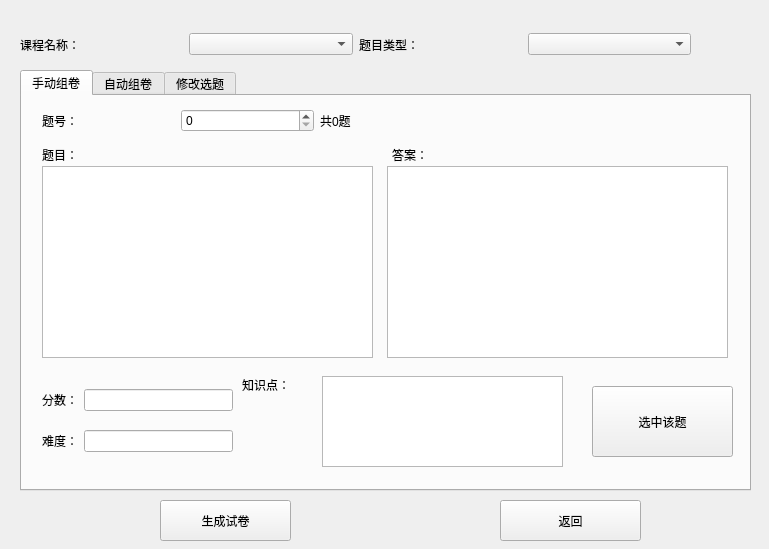
Qt form newtestform.ui (andyhuzhill/PaperGenerator) before a commit.
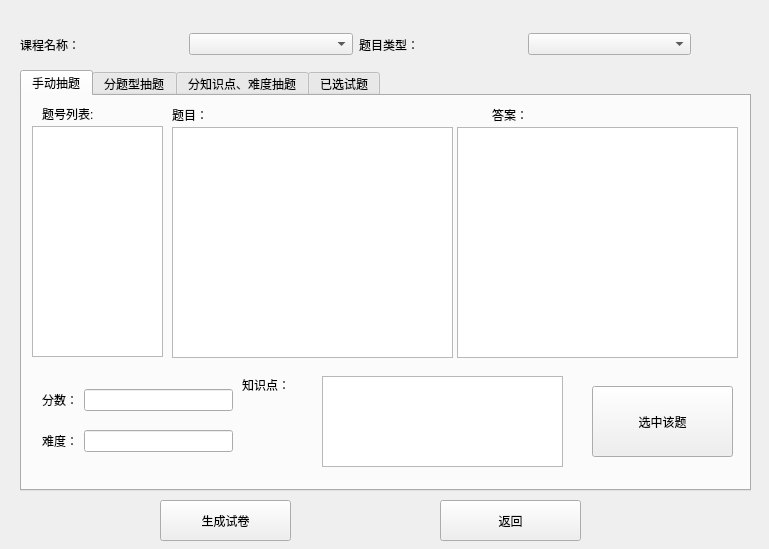
The same form after that commit. The open tabs and pages were chosen to show the change.

Commit message: 修改：      defs.h 	修改：      docreadwriter.cpp 	修改：      docreadwriter.h 	修改：      logindialog.ui 	修改：      main.cpp 	修改：      mainwindow.cpp 	修改：      mainwindow.h 	修改：      mainwindow.ui 	修改：      manageuserform.cpp 	修改：      newsubjectform.cpp 	修改：      newsubjectform.h 	修改：      newsubjectform.ui 	修改：      newtestform.cpp 	修改：      newtestform.h 	修改：      newtestform.ui 	修改：      papergen.pro.user.6972ffd.2.5pre1 	修改：      question.cpp 	修改：      question.h

```diff
--- a/newtestform.ui
+++ b/newtestform.ui
@@ -16,7 +16,7 @@
   <widget class="QPushButton" name="exitButton">
    <property name="geometry">
     <rect>
-     <x>500</x>
+     <x>440</x>
      <y>500</y>
      <width>141</width>
      <height>41</height>
@@ -78,25 +78,25 @@
    </property>
    <widget class="QWidget" name="tab">
     <attribute name="title">
-     <string>手动组卷</string>
+     <string>手动抽题</string>
     </attribute>
     <widget class="QTextBrowser" name="questionTextBrowser">
      <property name="geometry">
       <rect>
-       <x>20</x>
-       <y>70</y>
-       <width>331</width>
-       <height>192</height>
+       <x>150</x>
+       <y>31</y>
+       <width>281</width>
+       <height>231</height>
       </rect>
      </property>
     </widget>
     <widget class="QTextBrowser" name="answerTextBrowser">
      <property name="geometry">
       <rect>
-       <x>365</x>
-       <y>70</y>
-       <width>341</width>
-       <height>192</height>
+       <x>435</x>
+       <y>31</y>
+       <width>281</width>
+       <height>231</height>
       </rect>
      </property>
     </widget>
@@ -116,8 +116,8 @@
     <widget class="QLabel" name="label_2">
      <property name="geometry">
       <rect>
-       <x>20</x>
-       <y>50</y>
+       <x>150</x>
+       <y>10</y>
        <width>71</width>
        <height>17</height>
       </rect>
@@ -129,8 +129,8 @@
     <widget class="QLabel" name="label_3">
      <property name="geometry">
       <rect>
-       <x>370</x>
-       <y>50</y>
+       <x>470</x>
+       <y>10</y>
        <width>71</width>
        <height>17</height>
       </rect>
@@ -139,35 +139,6 @@
       <string>答案：</string>
      </property>
     </widget>
-    <widget class="QWidget" name="layoutWidget">
-     <property name="geometry">
-      <rect>
-       <x>20</x>
-       <y>10</y>
-       <width>411</width>
-       <height>29</height>
-      </rect>
-     </property>
-     <layout class="QHBoxLayout" name="horizontalLayout_2">
-      <item>
-       <widget class="QLabel" name="label">
-        <property name="text">
-         <string>题号：</string>
-        </property>
-       </widget>
-      </item>
-      <item>
-       <widget class="QSpinBox" name="questionNum"/>
-      </item>
-      <item>
-       <widget class="QLabel" name="totalQuestionNum">
-        <property name="text">
-         <string>共0题</string>
-        </property>
-       </widget>
-      </item>
-     </layout>
-    </widget>
     <widget class="QLabel" name="label_6">
      <property name="geometry">
       <rect>
@@ -234,10 +205,33 @@
       </item>
      </layout>
     </widget>
+    <widget class="QListWidget" name="questionNumListWidget">
+     <property name="geometry">
+      <rect>
+       <x>10</x>
+       <y>30</y>
+       <width>131</width>
+       <height>231</height>
+      </rect>
+     </property>
+    </widget>
+    <widget class="QLabel" name="label_10">
+     <property name="geometry">
+      <rect>
+       <x>20</x>
+       <y>10</y>
+       <width>61</width>
+       <height>16</height>
+      </rect>
+     </property>
+     <property name="text">
+      <string>题号列表:</string>
+     </property>
+    </widget>
    </widget>
    <widget class="QWidget" name="tab_2">
     <attribute name="title">
-     <string>自动组卷</string>
+     <string>分题型抽题</string>
     </attribute>
     <widget class="QPlainTextEdit" name="alreadySelected">
      <property name="geometry">
@@ -323,7 +317,12 @@
    </widget>
    <widget class="QWidget" name="tab_3">
     <attribute name="title">
-     <string>修改选题</string>
+     <string>分知识点、难度抽题</string>
+    </attribute>
+   </widget>
+   <widget class="QWidget" name="alreadyTab">
+    <attribute name="title">
+     <string>已选试题</string>
     </attribute>
     <widget class="QPushButton" name="deleteThisQuestion">
      <property name="geometry">
@@ -381,13 +380,13 @@
       </rect>
      </property>
     </widget>
-    <widget class="QLabel" name="label_10">
+    <widget class="QLabel" name="questionLabel">
      <property name="geometry">
       <rect>
        <x>230</x>
        <y>10</y>
-       <width>54</width>
-       <height>12</height>
+       <width>241</width>
+       <height>16</height>
       </rect>
      </property>
      <property name="text">
```
Left out of the diff: 36 changed lines with no effect on the pictures. The commit also changes 17 other files.
